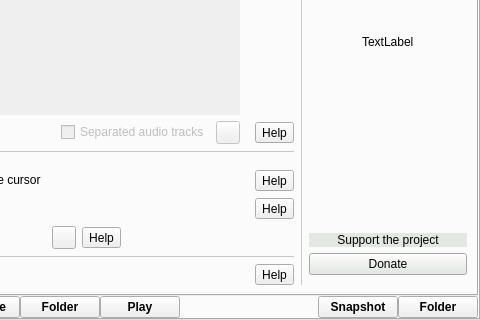
Before: the Qt Designer form src/wayland/formMainWindow_wl.ui in vkohaupt/vokoscreenNG, drawn with Qt 5; both pictures show x 436 to 916 and y 221 to 541 of the 916 by 541 pixel window.
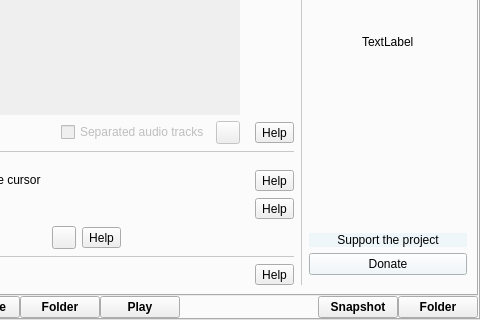
After: the same form once the commit is applied. Icons and pictures are not drawn.

Diff of the .ui file:
```diff
--- a/src/wayland/formMainWindow_wl.ui
+++ b/src/wayland/formMainWindow_wl.ui
@@ -893,7 +893,7 @@
                 <item row="6" column="0">
                  <widget class="QPushButton" name="pushButtonDonate">
                   <property name="styleSheet">
-                   <string notr="true">background-color: #E2E8E1; color: black;</string>
+                   <string notr="true">background-color: #eef6fa; color: black;</string>
                   </property>
                   <property name="text">
                    <string>Donate</string>
@@ -1083,7 +1083,7 @@
                 <item row="5" column="0">
                  <widget class="QLabel" name="label_3">
                   <property name="styleSheet">
-                   <string notr="true">background-color: #E2E8E1; color: black;</string>
+                   <string notr="true">background-color: #eef6fa; color: black;</string>
                   </property>
                   <property name="text">
                    <string notr="true">Support the project</string>
```
Left out of the diff: 76 changed lines with no effect on the pictures.
